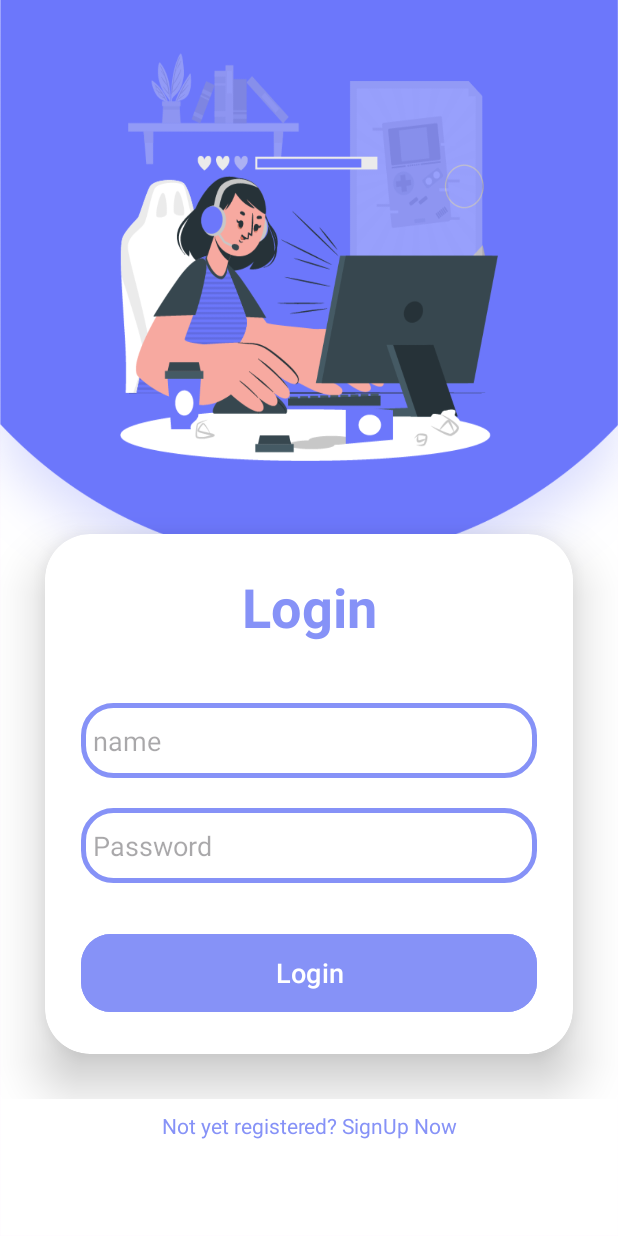
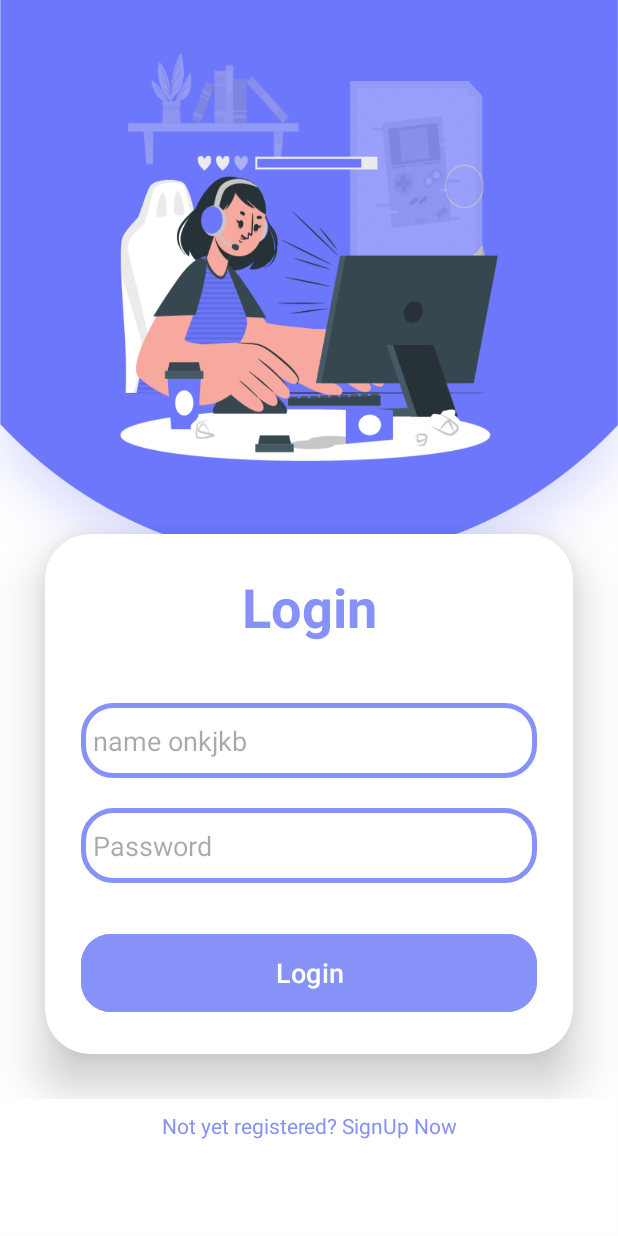
Before and after one commit to ankittops08/ESPORT, an Android app: the screen it shows after launch (MainActivity), on a phone screen of 412 x 824 dp. Run offline under Robolectric (Android 15) with nearby library versions, the phone set to English and light mode, and no system bars.

Commit message:
new pushed

```diff
--- a/app/src/main/res/layout/activity_main.xml
+++ b/app/src/main/res/layout/activity_main.xml
@@ -42,7 +42,7 @@
                     android:id="@+id/username"
                     android:background="@drawable/round_1"
                     android:drawablePadding="8dp"
-                    android:hint="name"
+                    android:hint="name onkjkb"
                     android:padding="8dp"
                     android:textColor="@color/black"
                     android:textColorHighlight="@color/cardview_dark_background"
```
